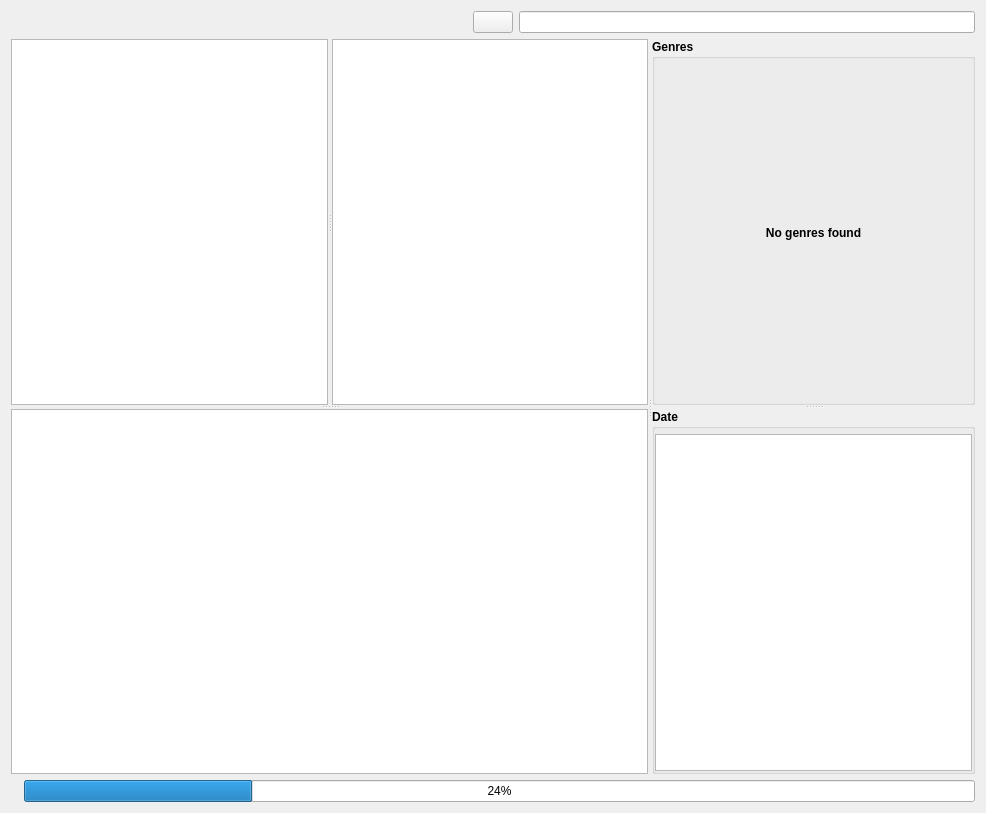
Qt form src/GUI/Library/GUI_LocalLibrary.ui (return42/sayonara) before a commit.
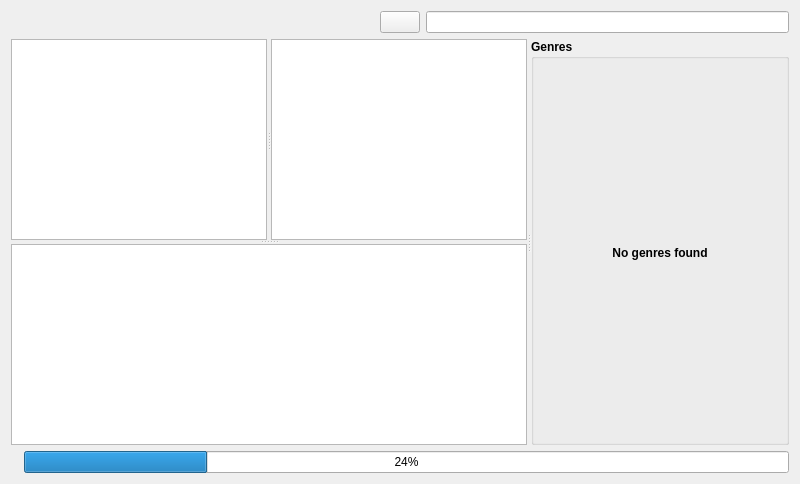
The same form after that commit. Custom widgets are drawn as their Qt base class.

Commit message: deleted mtp and time filter functionality; changed signatures in library signals

```diff
--- a/src/GUI/Library/GUI_LocalLibrary.ui
+++ b/src/GUI/Library/GUI_LocalLibrary.ui
@@ -6,8 +6,8 @@
    <rect>
     <x>0</x>
     <y>0</y>
-    <width>986</width>
-    <height>813</height>
+    <width>800</width>
+    <height>484</height>
    </rect>
   </property>
   <property name="sizePolicy">
@@ -25,8 +25,8 @@
   <property name="windowTitle">
    <string>Library</string>
   </property>
-  <layout class="QGridLayout" name="gridLayout_2">
-   <item row="1" column="0" colspan="2">
+  <layout class="QGridLayout" name="gridLayout">
+   <item row="2" column="0">
     <widget class="QSplitter" name="splitter_genre">
      <property name="sizePolicy">
       <sizepolicy hsizetype="Expanding" vsizetype="MinimumExpanding">
@@ -266,28 +266,6 @@
        </attribute>
       </widget>
      </widget>
-     <widget class="QWidget" name="sidepane_widget" native="true">
-      <layout class="QVBoxLayout" name="verticalLayout_2">
-       <property name="spacing">
-        <number>5</number>
-       </property>
-       <property name="leftMargin">
-        <number>0</number>
-       </property>
-       <property name="topMargin">
-        <number>0</number>
-       </property>
-       <property name="rightMargin">
-        <number>0</number>
-       </property>
-       <property name="bottomMargin">
-        <number>0</number>
-       </property>
-       <item>
-        <widget class="QSplitter" name="splitter_date">
-         <property name="orientation">
-          <enum>Qt::Vertical</enum>
-         </property>
          <widget class="QGroupBox" name="gb_genres">
           <property name="font">
            <font>
@@ -439,48 +417,9 @@
            </item>
           </layout>
          </widget>
-         <widget class="QGroupBox" name="gb_date">
-          <property name="font">
-           <font>
-            <weight>75</weight>
-            <bold>true</bold>
-           </font>
-          </property>
-          <property name="title">
-           <string>Date</string>
-          </property>
-          <layout class="QGridLayout" name="gridLayout">
-           <property name="leftMargin">
-            <number>0</number>
-           </property>
-           <property name="topMargin">
-            <number>5</number>
-           </property>
-           <property name="rightMargin">
-            <number>0</number>
-           </property>
-           <property name="bottomMargin">
-            <number>0</number>
-           </property>
-           <property name="spacing">
-            <number>5</number>
-           </property>
-           <item row="0" column="0">
-            <widget class="LibraryDateSearchView" name="lv_date_search">
-             <property name="alternatingRowColors">
-              <bool>true</bool>
-             </property>
-            </widget>
-           </item>
-          </layout>
-         </widget>
-        </widget>
-       </item>
-      </layout>
-     </widget>
-    </widget>
-   </item>
-   <item row="0" column="0" colspan="2">
+    </widget>
+   </item>
+   <item row="1" column="0">
     <layout class="QHBoxLayout" name="horizontalLayout">
      <item>
       <widget class="QFrame" name="header_frame">
@@ -517,7 +456,7 @@
      </item>
     </layout>
    </item>
-   <item row="2" column="0" colspan="2">
+   <item row="3" column="0">
     <layout class="QHBoxLayout" name="horizontalLayout_4">
      <item>
       <widget class="QLabel" name="lab_progress">
@@ -548,11 +487,6 @@
    <extends>QTreeWidget</extends>
    <header>GUI/Library/Views/LibraryGenreView.h</header>
   </customwidget>
-  <customwidget>
-   <class>LibraryDateSearchView</class>
-   <extends>QListView</extends>
-   <header>GUI/Library/Views/LibraryDateSearchView.h</header>
-  </customwidget>
   <customwidget>
    <class>LibraryTableView</class>
    <extends>QTableView</extends>
```
Lines whose indentation alone changed are shown as unchanged. The commit also changes 71 other files.
